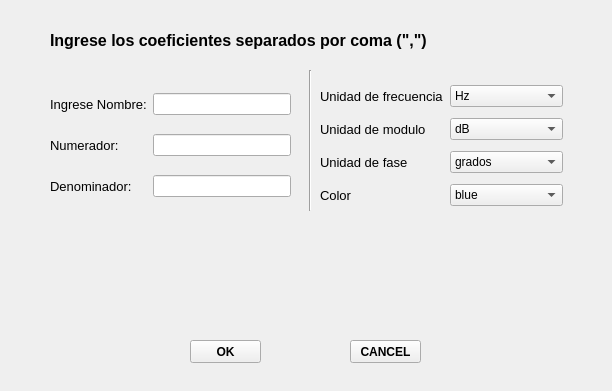
Qt form frontend/input_teorico.ui (odevincenti/TC-TP1) before a commit.
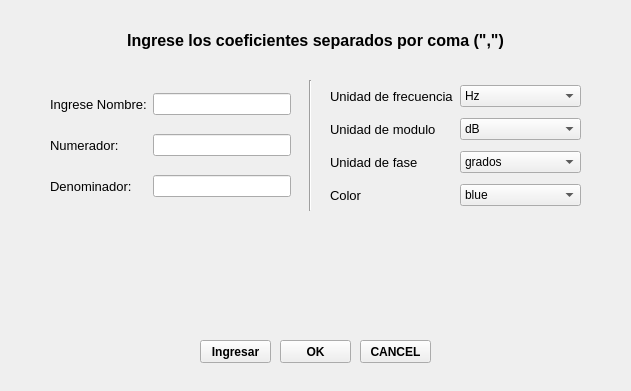
The same form after that commit.

Commit message: cambios en el designer

What changed in the file:
```diff
--- a/frontend/input_teorico.ui
+++ b/frontend/input_teorico.ui
@@ -6,7 +6,7 @@
    <rect>
     <x>0</x>
     <y>0</y>
-    <width>612</width>
+    <width>631</width>
     <height>391</height>
    </rect>
   </property>
@@ -16,7 +16,7 @@
   <widget class="QPushButton" name="ok_teorico_pushButton">
    <property name="geometry">
     <rect>
-     <x>190</x>
+     <x>280</x>
      <y>340</y>
      <width>71</width>
      <height>23</height>
@@ -35,7 +35,7 @@
   <widget class="QPushButton" name="cancel_teorico_pushButton">
    <property name="geometry">
     <rect>
-     <x>350</x>
+     <x>360</x>
      <y>340</y>
      <width>71</width>
      <height>23</height>
@@ -55,9 +55,9 @@
    <property name="geometry">
     <rect>
      <x>300</x>
-     <y>70</y>
+     <y>80</y>
      <width>21</width>
-     <height>141</height>
+     <height>131</height>
     </rect>
    </property>
    <property name="orientation">
@@ -67,7 +67,7 @@
   <widget class="QWidget" name="latexWidget" native="true">
    <property name="geometry">
     <rect>
-     <x>190</x>
+     <x>200</x>
      <y>230</y>
      <width>231</width>
      <height>91</height>
@@ -79,7 +79,7 @@
     <rect>
      <x>50</x>
      <y>0</y>
-     <width>511</width>
+     <width>531</width>
      <height>80</height>
     </rect>
    </property>
@@ -96,6 +96,9 @@
       <property name="text">
        <string>Ingrese los coeficientes separados por coma (&quot;,&quot;)</string>
       </property>
+      <property name="alignment">
+       <set>Qt::AlignCenter</set>
+      </property>
      </widget>
     </item>
    </layout>
@@ -160,9 +163,9 @@
   <widget class="QWidget" name="gridLayoutWidget_3">
    <property name="geometry">
     <rect>
-     <x>320</x>
+     <x>330</x>
      <y>80</y>
-     <width>243</width>
+     <width>251</width>
      <height>131</height>
     </rect>
    </property>
@@ -311,6 +314,25 @@
     </item>
    </layout>
   </widget>
+  <widget class="QPushButton" name="ingresar_teorico_pushButton">
+   <property name="geometry">
+    <rect>
+     <x>200</x>
+     <y>340</y>
+     <width>71</width>
+     <height>23</height>
+    </rect>
+   </property>
+   <property name="font">
+    <font>
+     <weight>75</weight>
+     <bold>true</bold>
+    </font>
+   </property>
+   <property name="text">
+    <string>Ingresar</string>
+   </property>
+  </widget>
  </widget>
  <resources/>
  <connections/>
```
